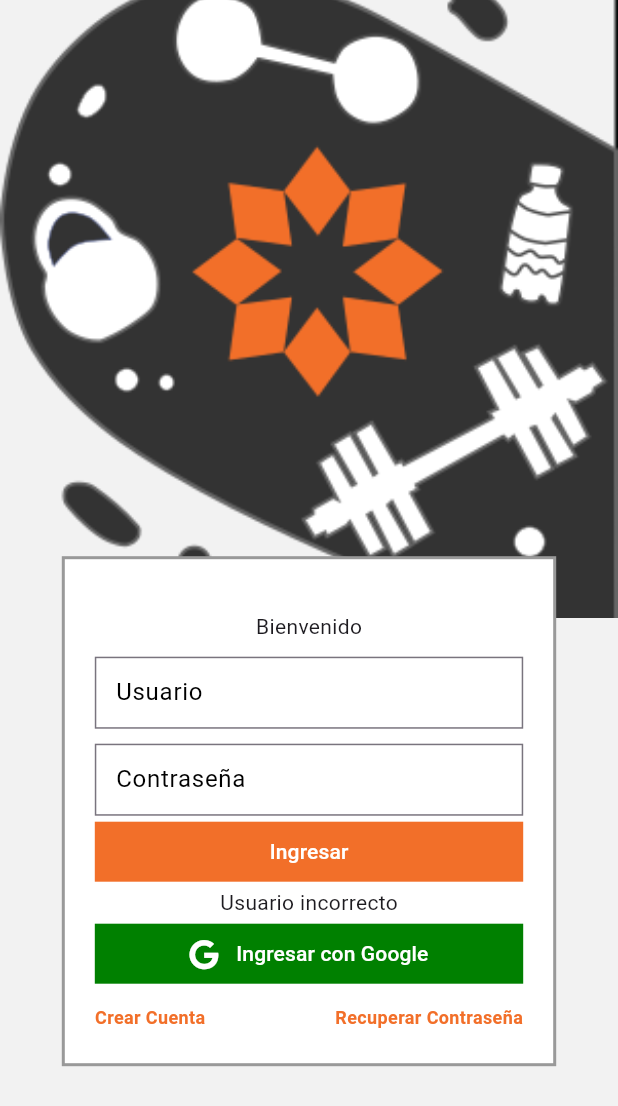
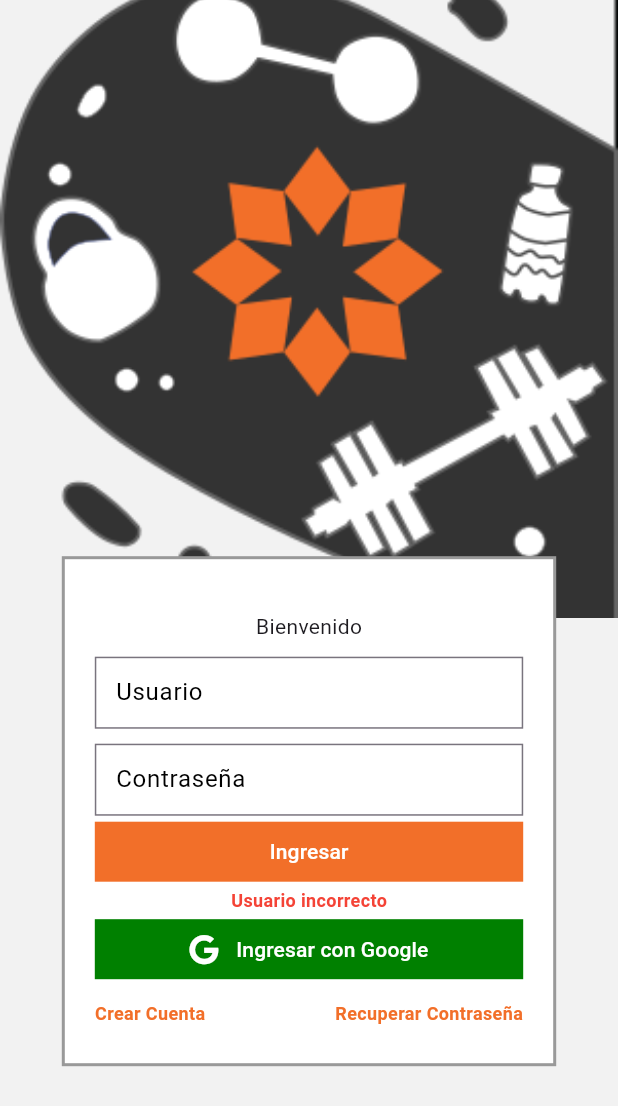
Before and after one commit to Denwort/mobil_ul, a Flutter app: the screen it shows after launch, after a tap on "Ingresar", on a phone screen of 412 x 824 dp. Shown: the top 1106 px of the screen. Run offline on Flutter 3.47's test engine with Material 3 defaults, Android fonts, the phone set to English and light mode, and no system bars; our stand-ins replace font_awesome_flutter, get.

Commit message:
Texto cambia de color

```diff
--- a/lib/pages/login/login_controller.dart
+++ b/lib/pages/login/login_controller.dart
@@ -7,7 +7,7 @@ class LoginController extends GetxController{
     TextEditingController userController = TextEditingController();
     TextEditingController passController = TextEditingController();
     RxString message = 'primer mensaje'.obs;
-    Rx<MaterialColor> messageColor = Colors.yellow.obs;
+    var messageColor = Colors.yellow.obs;
 
     void login(){
         print('hola desde el controlador');
@@ -17,9 +17,11 @@ class LoginController extends GetxController{
         String password = passController.text;
         if(user == 'admin' && password == '123'){
             message.value ='Usuario correcto';
+            messageColor.value = Colors.green;
         }
         else {
             message.value = 'Usuario incorrecto';
+            messageColor.value = Colors.red;
         }
 
         // Que el mensaje desaparezca luego de 5 segundos
--- a/lib/pages/login/login_page.dart
+++ b/lib/pages/login/login_page.dart
@@ -160,7 +160,13 @@ class LoginPage extends StatelessWidget {
             ),
           ),
         ),
-        Obx(()=> Text(control.message.value)),
+        Obx(()=> Text(control.message.value,
+            style: TextStyle(
+                fontSize: 12,
+                fontWeight: FontWeight.bold,
+                color: control.messageColor.value,
+            ),
+        )),
 
         SizedBox(
           width: double.infinity, // Ocupar todo el ancho disponible
```
